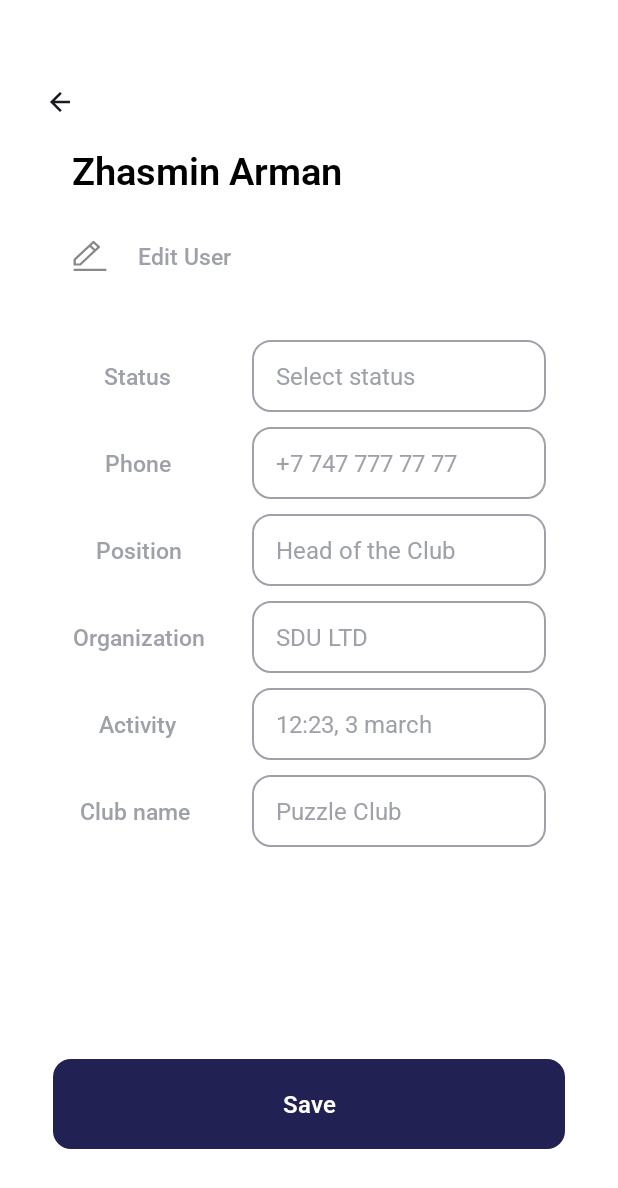
After one commit to BekaBratan/UniHub, an Android app: the EditUserFragment screen opened through its navigation route, on a phone screen of 412 x 824 dp. The commit adds this screen. Shown: the top 1188 px of the screen. Run offline under Robolectric (Android 15) with nearby library versions, the phone set to English and light mode, and no system bars; our stand-ins replace navigation-ui.

Commit message:
Add AddUserFragment and EditUserFragment with corresponding layouts for user management

```diff
--- /dev/null
+++ b/app/src/main/java/com/example/unihub/presentation/admin/AddUserFragment.kt
@@ -0,0 +1,23 @@
+package com.example.unihub.presentation.admin
+
+import android.os.Bundle
+import androidx.fragment.app.Fragment
+import android.view.LayoutInflater
+import android.view.View
+import android.view.ViewGroup
+import com.example.unihub.R
+import com.example.unihub.databinding.FragmentAddUserBinding
+
+class AddUserFragment : Fragment() {
+
+    private lateinit var binding: FragmentAddUserBinding
+
+    override fun onCreateView(
+        inflater: LayoutInflater, container: ViewGroup?,
+        savedInstanceState: Bundle?
+    ): View? {
+        binding = FragmentAddUserBinding.inflate(inflater, container, false)
+        return binding.root
+    }
+
+}
--- /dev/null
+++ b/app/src/main/java/com/example/unihub/presentation/admin/EditUserFragment.kt
@@ -0,0 +1,23 @@
+package com.example.unihub.presentation.admin
+
+import android.os.Bundle
+import androidx.fragment.app.Fragment
+import android.view.LayoutInflater
+import android.view.View
+import android.view.ViewGroup
+import com.example.unihub.R
+import com.example.unihub.databinding.FragmentEditUserBinding
+
+class EditUserFragment : Fragment() {
+
+    private lateinit var binding: FragmentEditUserBinding
+
+    override fun onCreateView(
+        inflater: LayoutInflater, container: ViewGroup?,
+        savedInstanceState: Bundle?
+    ): View? {
+        binding = FragmentEditUserBinding.inflate(inflater, container, false)
+        return binding.root
+    }
+
+}
--- /dev/null
+++ b/app/src/main/res/drawable/ic_edit.xml
@@ -0,0 +1,9 @@
+<vector xmlns:android="http://schemas.android.com/apk/res/android"
+    android:width="24dp"
+    android:height="24dp"
+    android:viewportWidth="24"
+    android:viewportHeight="24">
+  <path
+      android:pathData="M22.226,20.567H1.774C1.355,20.567 1,20.895 1,21.283C1,21.671 1.355,22 1.774,22H22.226C22.645,22 23,21.671 23,21.283C23,20.895 22.645,20.567 22.226,20.567ZM1.032,14.296L1,17.67C1,17.849 1.065,18.058 1.226,18.178C1.387,18.297 1.581,18.387 1.774,18.387L5.419,18.357C5.613,18.357 5.806,18.267 5.968,18.148L18.484,6.561C18.774,6.293 18.774,5.815 18.484,5.546L14.871,2.202C14.581,1.933 14.064,1.933 13.774,2.202L11.258,4.531L1.258,13.788C1.097,13.937 1.032,14.116 1.032,14.296ZM16.839,6.054L15.419,7.368L12.903,5.038L14.323,3.725L16.839,6.054ZM2.581,14.594L11.807,6.054L14.323,8.383L5.097,16.924H2.581V14.594Z"
+      android:fillColor="#888888"/>
+</vector>
--- /dev/null
+++ b/app/src/main/res/layout/fragment_add_user.xml
@@ -0,0 +1,134 @@
+<?xml version="1.0" encoding="utf-8"?>
+<androidx.constraintlayout.widget.ConstraintLayout xmlns:android="http://schemas.android.com/apk/res/android"
+    xmlns:tools="http://schemas.android.com/tools"
+    android:layout_width="match_parent"
+    android:layout_height="match_parent"
+    android:background="@color/white_1000"
+    xmlns:app="http://schemas.android.com/apk/res-auto"
+    tools:context=".presentation.admin.AddUserFragment">
+
+    <ImageButton
+        android:id="@+id/btnMenu"
+        android:layout_width="20dp"
+        android:layout_height="20dp"
+        android:src="@drawable/ic_arrow_back"
+        android:background="@color/white_1000"
+        android:layout_marginTop="58dp"
+        android:layout_marginStart="30dp"
+        app:layout_constraintTop_toTopOf="parent"
+        app:layout_constraintStart_toStartOf="parent"/>
+
+    <TextView
+        android:id="@+id/tvTitle"
+        android:layout_width="match_parent"
+        android:layout_height="wrap_content"
+        android:layout_marginHorizontal="78dp"
+        android:textSize="25sp"
+        android:fontFamily="@font/roboto_semibold"
+        android:textColor="@color/black_1000"
+        android:ellipsize="end"
+        android:text="Add User"
+        android:layout_weight="1"
+        app:layout_constraintStart_toStartOf="parent"
+        app:layout_constraintEnd_toEndOf="parent"
+        app:layout_constraintTop_toBottomOf="@+id/btnMenu"/>
+
+    <LinearLayout
+        android:layout_width="match_parent"
+        android:layout_height="wrap_content"
+        android:layout_marginHorizontal="35dp"
+        android:orientation="vertical"
+        android:layout_marginTop="29dp"
+        app:layout_constraintTop_toBottomOf="@+id/tvTitle">
+
+        <TextView
+            android:layout_width="wrap_content"
+            android:layout_height="wrap_content"
+            android:fontFamily="@font/roboto_regular"
+            android:text="Email"
+            android:textColor="@color/grey_900"
+            android:textSize="16sp" />
+
+        <EditText
+            android:id="@+id/etEmail"
+            android:inputType="textEmailAddress"
+            android:layout_width="match_parent"
+            android:layout_height="48dp"
+            android:layout_marginTop="4dp"
+            android:hint="Enter email"
+            android:background="@drawable/sh_edit_text"
+            android:fontFamily="@font/roboto_regular"
+            android:textColorHint="@color/grey_600"
+            android:textColor="@color/grey_900"
+            android:textSize="16sp"
+            android:paddingHorizontal="16dp"
+            android:gravity="center_vertical"/>
+
+        <TextView
+            android:layout_width="wrap_content"
+            android:layout_height="wrap_content"
+            android:layout_marginTop="15dp"
+            android:fontFamily="@font/roboto_regular"
+            android:text="Password"
+            android:textColor="@color/grey_900"
+            android:textSize="16sp" />
+
+        <EditText
+            android:id="@+id/etPassword1"
+            android:inputType="textPassword"
+            android:layout_width="match_parent"
+            android:layout_height="48dp"
+            android:layout_marginTop="4dp"
+            android:hint="Enter password"
+            android:background="@drawable/sh_edit_text"
+            android:fontFamily="@font/roboto_regular"
+            android:textColorHint="@color/grey_600"
+            android:textColor="@color/grey_900"
+            android:textSize="16sp"
+            android:paddingHorizontal="16dp"
+            android:gravity="center_vertical"/>
+
+        <TextView
+            android:layout_width="wrap_content"
+            android:layout_height="wrap_content"
+            android:layout_marginTop="15dp"
+            android:fontFamily="@font/roboto_regular"
+            android:text="User Organization"
+            android:textColor="@color/grey_900"
+            android:textSize="16sp" />
+
+        <EditText
+            android:id="@+id/etOrganization"
+            android:inputType="text"
+            android:layout_width="match_parent"
+            android:layout_height="48dp"
+            android:layout_marginTop="4dp"
+            android:hint="Organization"
+            android:background="@drawable/sh_edit_text"
+            android:fontFamily="@font/roboto_regular"
+            android:textColorHint="@color/grey_600"
+            android:textColor="@color/grey_900"
+            android:textSize="16sp"
+            android:paddingHorizontal="16dp"
+            android:gravity="center_vertical"/>
+
+    </LinearLayout>
+
+    <androidx.appcompat.widget.AppCompatButton
+        android:id="@+id/btnCreate"
+        android:layout_width="match_parent"
+        android:layout_height="60dp"
+        android:background="@drawable/sh_12dp"
+        android:backgroundTint="@color/blue_800"
+        android:text="Create User"
+        android:textAllCaps="false"
+        android:fontFamily="@font/roboto_semibold"
+        android:textSize="16sp"
+        android:textColor="@color/white_1000"
+        app:layout_constraintStart_toStartOf="parent"
+        app:layout_constraintEnd_toEndOf="parent"
+        app:layout_constraintBottom_toBottomOf="parent"
+        android:layout_marginBottom="58dp"
+        android:layout_marginHorizontal="35dp"/>
+
+</androidx.constraintlayout.widget.ConstraintLayout>
--- /dev/null
+++ b/app/src/main/res/layout/fragment_edit_user.xml
@@ -0,0 +1,284 @@
+<?xml version="1.0" encoding="utf-8"?>
+<androidx.constraintlayout.widget.ConstraintLayout xmlns:android="http://schemas.android.com/apk/res/android"
+    xmlns:tools="http://schemas.android.com/tools"
+    android:layout_width="match_parent"
+    android:layout_height="match_parent"
+    android:background="@color/white_1000"
+    xmlns:app="http://schemas.android.com/apk/res-auto"
+    tools:context=".presentation.admin.EditUserFragment">
+
+    <ImageButton
+        android:id="@+id/btnMenu"
+        android:layout_width="20dp"
+        android:layout_height="20dp"
+        android:src="@drawable/ic_arrow_back"
+        android:background="@color/white_1000"
+        android:layout_marginTop="58dp"
+        android:layout_marginStart="30dp"
+        app:layout_constraintTop_toTopOf="parent"
+        app:layout_constraintStart_toStartOf="parent"/>
+
+    <TextView
+        android:id="@+id/tvUserName"
+        android:layout_width="match_parent"
+        android:layout_height="wrap_content"
+        android:layout_marginHorizontal="48dp"
+        android:layout_marginTop="18dp"
+        android:textSize="25sp"
+        android:fontFamily="@font/roboto_semibold"
+        android:textColor="@color/black_1000"
+        android:ellipsize="end"
+        android:text="Zhasmin Arman"
+        android:layout_weight="1"
+        app:layout_constraintStart_toStartOf="parent"
+        app:layout_constraintEnd_toEndOf="parent"
+        app:layout_constraintTop_toBottomOf="@+id/btnMenu"/>
+
+    <ImageButton
+        android:id="@+id/btnEditUser"
+        android:layout_width="24dp"
+        android:layout_height="24dp"
+        android:src="@drawable/ic_edit"
+        android:background="@color/white_1000"
+        android:layout_marginTop="28dp"
+        android:layout_marginStart="48dp"
+        app:layout_constraintTop_toBottomOf="@+id/tvUserName"
+        app:layout_constraintStart_toStartOf="parent"/>
+
+    <TextView
+        android:id="@+id/tvEditUser"
+        android:layout_width="wrap_content"
+        android:layout_height="wrap_content"
+        android:layout_marginStart="20dp"
+        android:textSize="15sp"
+        android:fontFamily="@font/roboto_medium"
+        android:textColor="@color/grey_600"
+        android:ellipsize="end"
+        android:text="Edit User"
+        app:layout_constraintTop_toTopOf="@+id/btnEditUser"
+        app:layout_constraintBottom_toBottomOf="@+id/btnEditUser"
+        app:layout_constraintStart_toEndOf="@+id/btnEditUser"/>
+
+    <LinearLayout
+        android:id="@+id/llOptions"
+        android:layout_width="wrap_content"
+        android:layout_height="0dp"
+        android:layout_marginStart="48dp"
+        android:orientation="vertical"
+        android:gravity="center_horizontal"
+        app:layout_constraintTop_toTopOf="@+id/llEditUser"
+        app:layout_constraintBottom_toBottomOf="@+id/llEditUser"
+        app:layout_constraintStart_toStartOf="parent">
+
+        <TextView
+            android:layout_width="wrap_content"
+            android:layout_height="wrap_content"
+            android:textSize="15sp"
+            android:fontFamily="@font/roboto_medium"
+            android:textColor="@color/grey_600"
+            android:ellipsize="end"
+            android:text="Status"
+            android:layout_weight="1"
+            android:gravity="center"
+            android:layout_marginBottom="10dp"
+            app:layout_constraintTop_toTopOf="@+id/btnEditUser"
+            app:layout_constraintBottom_toBottomOf="@+id/btnEditUser"
+            app:layout_constraintStart_toEndOf="@+id/btnEditUser"/>
+
+        <TextView
+            android:layout_width="wrap_content"
+            android:layout_height="wrap_content"
+            android:textSize="15sp"
+            android:fontFamily="@font/roboto_medium"
+            android:textColor="@color/grey_600"
+            android:ellipsize="end"
+            android:text="Phone"
+            android:gravity="center"
+            android:layout_weight="1"
+            android:layout_marginBottom="10dp"
+            app:layout_constraintTop_toTopOf="@+id/btnEditUser"
+            app:layout_constraintBottom_toBottomOf="@+id/btnEditUser"
+            app:layout_constraintStart_toEndOf="@+id/btnEditUser"/>
+
+        <TextView
+            android:layout_width="wrap_content"
+            android:layout_height="wrap_content"
+            android:textSize="15sp"
+            android:fontFamily="@font/roboto_medium"
+            android:textColor="@color/grey_600"
+            android:ellipsize="end"
+            android:text="Position"
+            android:gravity="center"
+            android:layout_weight="1"
+            android:layout_marginBottom="10dp"
+            app:layout_constraintTop_toTopOf="@+id/btnEditUser"
+            app:layout_constraintBottom_toBottomOf="@+id/btnEditUser"
+            app:layout_constraintStart_toEndOf="@+id/btnEditUser"/>
+
+        <TextView
+            android:layout_width="wrap_content"
+            android:layout_height="wrap_content"
+            android:textSize="15sp"
+            android:fontFamily="@font/roboto_medium"
+            android:textColor="@color/grey_600"
+            android:ellipsize="end"
+            android:text="Organization"
+            android:gravity="center"
+            android:layout_weight="1"
+            android:layout_marginBottom="10dp"
+            app:layout_constraintTop_toTopOf="@+id/btnEditUser"
+            app:layout_constraintBottom_toBottomOf="@+id/btnEditUser"
+            app:layout_constraintStart_toEndOf="@+id/btnEditUser"/>
+
+        <TextView
+            android:layout_width="wrap_content"
+            android:layout_height="wrap_content"
+            android:textSize="15sp"
+            android:fontFamily="@font/roboto_medium"
+            android:textColor="@color/grey_600"
+            android:ellipsize="end"
+            android:text="Activity"
+            android:gravity="center"
+            android:layout_weight="1"
+            android:layout_marginBottom="10dp"
+            app:layout_constraintTop_toTopOf="@+id/btnEditUser"
+            app:layout_constraintBottom_toBottomOf="@+id/btnEditUser"
+            app:layout_constraintStart_toEndOf="@+id/btnEditUser"/>
+
+        <TextView
+            android:layout_width="wrap_content"
+            android:layout_height="wrap_content"
+            android:textSize="15sp"
+            android:fontFamily="@font/roboto_medium"
+            android:textColor="@color/grey_600"
+            android:ellipsize="end"
+            android:text="Club name "
+            android:gravity="center"
+            android:layout_weight="1"
+            app:layout_constraintTop_toTopOf="@+id/btnEditUser"
+            app:layout_constraintBottom_toBottomOf="@+id/btnEditUser"
+            app:layout_constraintStart_toEndOf="@+id/btnEditUser"/>
+
+    </LinearLayout>
+
+    <LinearLayout
+        android:id="@+id/llEditUser"
+        android:layout_width="0dp"
+        android:layout_height="wrap_content"
+        android:orientation="vertical"
+        android:layout_marginTop="44dp"
+        android:layout_marginStart="32dp"
+        android:layout_marginEnd="48dp"
+        app:layout_constraintTop_toBottomOf="@+id/btnEditUser"
+        app:layout_constraintStart_toEndOf="@+id/llOptions"
+        app:layout_constraintEnd_toEndOf="parent">
+
+        <EditText
+            android:id="@+id/etStatus"
+            android:inputType="textPersonName"
+            android:layout_width="match_parent"
+            android:layout_height="48dp"
+            android:background="@drawable/sh_edit_text"
+            android:fontFamily="@font/roboto_regular"
+            android:textColorHint="@color/grey_600"
+            android:textColor="@color/grey_900"
+            android:textSize="16sp"
+            android:hint="Select status"
+            android:layout_marginBottom="10dp"
+            android:paddingHorizontal="16dp"
+            android:gravity="center_vertical"/>
+
+        <EditText
+            android:id="@+id/etPhone"
+            android:inputType="textPersonName"
+            android:layout_width="match_parent"
+            android:layout_height="48dp"
+            android:background="@drawable/sh_edit_text"
+            android:fontFamily="@font/roboto_regular"
+            android:textColorHint="@color/grey_600"
+            android:textColor="@color/grey_900"
+            android:textSize="16sp"
+            android:hint="+7 747 777 77 77"
+            android:paddingHorizontal="16dp"
+            android:layout_marginBottom="10dp"
+            android:gravity="center_vertical"/>
+
+        <EditText
+            android:id="@+id/etPosition"
+            android:inputType="textPersonName"
+            android:layout_width="match_parent"
+            android:layout_height="48dp"
+            android:background="@drawable/sh_edit_text"
+            android:fontFamily="@font/roboto_regular"
+            android:textColorHint="@color/grey_600"
+            android:textColor="@color/grey_900"
+            android:textSize="16sp"
+            android:hint="Head of the Club"
+            android:paddingHorizontal="16dp"
+            android:layout_marginBottom="10dp"
+            android:gravity="center_vertical"/>
+
+        <EditText
+            android:id="@+id/etOrganization"
+            android:inputType="textPersonName"
+            android:layout_width="match_parent"
+            android:layout_height="48dp"
+            android:background="@drawable/sh_edit_text"
+            android:fontFamily="@font/roboto_regular"
+            android:textColorHint="@color/grey_600"
+            android:textColor="@color/grey_900"
+            android:textSize="16sp"
+            android:hint="SDU LTD"
+            android:paddingHorizontal="16dp"
+            android:layout_marginBottom="10dp"
+            android:gravity="center_vertical"/>
+
+        <EditText
+            android:id="@+id/etActivity"
+            android:inputType="textPersonName"
+            android:layout_width="match_parent"
+            android:layout_height="48dp"
+            android:background="@drawable/sh_edit_text"
+            android:fontFamily="@font/roboto_regular"
+            android:textColorHint="@color/grey_600"
+            android:textColor="@color/grey_900"
+            android:textSize="16sp"
+            android:hint="12:23, 3 march"
+            android:paddingHorizontal="16dp"
+            android:layout_marginBottom="10dp"
+            android:gravity="center_vertical"/>
+
+        <EditText
+            android:id="@+id/etClubName"
+            android:inputType="textPersonName"
+            android:layout_width="match_parent"
+            android:layout_height="48dp"
+            android:background="@drawable/sh_edit_text"
+            android:fontFamily="@font/roboto_regular"
+            android:textColorHint="@color/grey_600"
+            android:textColor="@color/grey_900"
+            android:textSize="16sp"
+            android:hint="Puzzle Club"
+            android:paddingHorizontal="16dp"
+            android:gravity="center_vertical"/>
+
+    </LinearLayout>
+
+    <androidx.appcompat.widget.AppCompatButton
+        android:id="@+id/btnSave"
+        android:layout_width="match_parent"
+        android:layout_height="60dp"
+        android:background="@drawable/sh_12dp"
+        android:backgroundTint="@color/blue_800"
+        android:text="Save"
+        android:textAllCaps="false"
+        android:fontFamily="@font/roboto_semibold"
+        android:textSize="16sp"
+        android:textColor="@color/white_1000"
+        app:layout_constraintStart_toStartOf="parent"
+        app:layout_constraintEnd_toEndOf="parent"
+        app:layout_constraintBottom_toBottomOf="parent"
+        android:layout_marginBottom="58dp"
+        android:layout_marginHorizontal="35dp"/>
+
+</androidx.constraintlayout.widget.ConstraintLayout>
--- a/app/src/main/res/navigation/nav_graph.xml
+++ b/app/src/main/res/navigation/nav_graph.xml
@@ -39,6 +39,9 @@
         <action
             android:id="@+id/action_logInFragment_to_homeFragment"
             app:destination="@id/homeFragment" />
+        <action
+            android:id="@+id/action_logInFragment_to_adminPageFragment"
+            app:destination="@id/adminPageFragment" />
     </fragment>
     <fragment
         android:id="@+id/resetFragment"
@@ -57,6 +60,9 @@
         <action
             android:id="@+id/action_successFragment2_to_homeFragment"
             app:destination="@id/homeFragment" />
+        <action
+            android:id="@+id/action_successFragment_to_adminPageFragment"
+            app:destination="@id/adminPageFragment" />
     </fragment>
     <fragment
         android:id="@+id/verifyFragment"
@@ -121,4 +127,34 @@
         android:name="com.example.unihub.presentation.home.SearchFragment"
         android:label="fragment_search"
         tools:layout="@layout/fragment_search" />
+    <fragment
+        android:id="@+id/adminPageFragment"
+        android:name="com.example.unihub.presentation.admin.AdminPageFragment"
+        android:label="fragment_admin_page"
+        tools:layout="@layout/fragment_admin_page" >
+        <action
+            android:id="@+id/action_adminPageFragment_to_editUserFragment"
+            app:destination="@id/editUserFragment" />
+        <action
+            android:id="@+id/action_adminPageFragment_to_addUserFragment"
+            app:destination="@id/addUserFragment" />
+    </fragment>
+    <fragment
+        android:id="@+id/editUserFragment"
+        android:name="com.example.unihub.presentation.admin.EditUserFragment"
+        android:label="fragment_edit_user"
+        tools:layout="@layout/fragment_edit_user" >
+        <action
+            android:id="@+id/action_editUserFragment_to_adminPageFragment"
+            app:destination="@id/adminPageFragment" />
+    </fragment>
+    <fragment
+        android:id="@+id/addUserFragment"
+        android:name="com.example.unihub.presentation.admin.AddUserFragment"
+        android:label="fragment_add_user"
+        tools:layout="@layout/fragment_add_user" >
+        <action
+            android:id="@+id/action_addUserFragment_to_adminPageFragment"
+            app:destination="@id/adminPageFragment" />
+    </fragment>
 </navigation>
```
